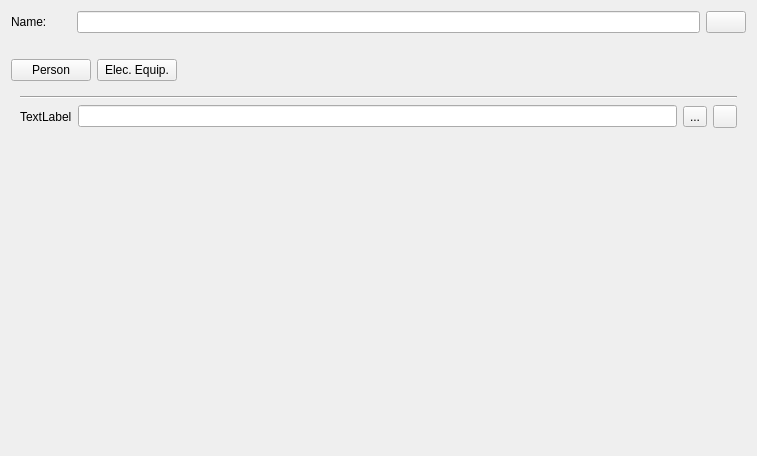
The window that SIM-VICUS/src/SVDBZoneTemplateEditWidget.ui (ghorwin/SIM-VICUS) describes before a commit, drawn with Qt 5.
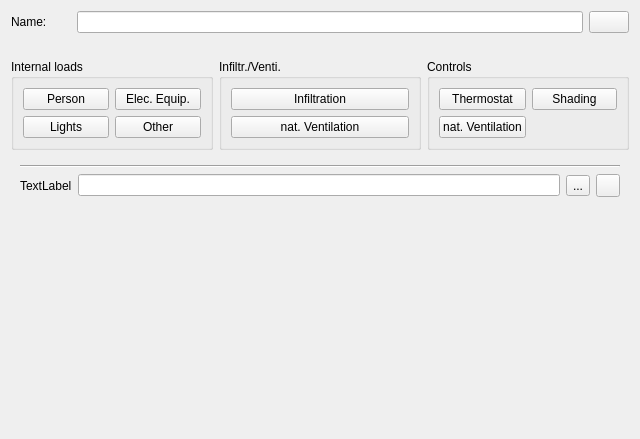
The same window after the commit. Icons and pictures are not drawn. Custom widgets are drawn as their Qt base class.

Commit message: edit zone template

Patch:
```diff
--- a/SIM-VICUS/src/SVDBZoneTemplateEditWidget.ui
+++ b/SIM-VICUS/src/SVDBZoneTemplateEditWidget.ui
@@ -6,13 +6,13 @@
    <rect>
     <x>0</x>
     <y>0</y>
-    <width>757</width>
-    <height>456</height>
+    <width>640</width>
+    <height>439</height>
    </rect>
   </property>
   <property name="minimumSize">
    <size>
-    <width>500</width>
+    <width>0</width>
     <height>0</height>
    </size>
   </property>
@@ -68,26 +68,6 @@
    </item>
    <item>
     <layout class="QHBoxLayout" name="horizontalLayout_3">
-     <item>
-      <widget class="QPushButton" name="pushButtonAddPersonLoad">
-       <property name="text">
-        <string>Person</string>
-       </property>
-       <property name="checkable">
-        <bool>true</bool>
-       </property>
-      </widget>
-     </item>
-     <item>
-      <widget class="QPushButton" name="pushButtonAddElectricLoad">
-       <property name="text">
-        <string>Elec. Equip.</string>
-       </property>
-       <property name="checkable">
-        <bool>true</bool>
-       </property>
-      </widget>
-     </item>
      <item>
       <spacer name="horizontalSpacer">
        <property name="orientation">
@@ -103,6 +83,127 @@
      </item>
     </layout>
    </item>
+   <item>
+    <layout class="QHBoxLayout" name="horizontalLayout_4">
+     <item>
+      <widget class="QGroupBox" name="internalLoads">
+       <property name="title">
+        <string>Internal loads</string>
+       </property>
+       <layout class="QGridLayout" name="gridLayout">
+        <item row="0" column="0">
+         <widget class="QPushButton" name="pushButtonAddPersonLoad">
+          <property name="text">
+           <string>Person</string>
+          </property>
+          <property name="checkable">
+           <bool>true</bool>
+          </property>
+         </widget>
+        </item>
+        <item row="0" column="1">
+         <widget class="QPushButton" name="pushButtonAddElectricLoad">
+          <property name="text">
+           <string>Elec. Equip.</string>
+          </property>
+          <property name="checkable">
+           <bool>true</bool>
+          </property>
+         </widget>
+        </item>
+        <item row="1" column="0">
+         <widget class="QPushButton" name="pushButtonAddLightLoad">
+          <property name="text">
+           <string>Lights</string>
+          </property>
+          <property name="checkable">
+           <bool>true</bool>
+          </property>
+         </widget>
+        </item>
+        <item row="1" column="1">
+         <widget class="QPushButton" name="pushButtonAddOtherLoad">
+          <property name="text">
+           <string>Other</string>
+          </property>
+          <property name="checkable">
+           <bool>true</bool>
+          </property>
+         </widget>
+        </item>
+       </layout>
+      </widget>
+     </item>
+     <item>
+      <widget class="QGroupBox" name="infiltrationVentilation">
+       <property name="title">
+        <string>Infiltr./Venti.</string>
+       </property>
+       <layout class="QGridLayout" name="gridLayout_2">
+        <item row="0" column="0">
+         <widget class="QPushButton" name="pushButtonAddInfiltration">
+          <property name="text">
+           <string>Infiltration</string>
+          </property>
+          <property name="checkable">
+           <bool>true</bool>
+          </property>
+         </widget>
+        </item>
+        <item row="1" column="0">
+         <widget class="QPushButton" name="pushButtonAddVentilationNatrual">
+          <property name="text">
+           <string>nat. Ventilation</string>
+          </property>
+          <property name="checkable">
+           <bool>true</bool>
+          </property>
+         </widget>
+        </item>
+       </layout>
+      </widget>
+     </item>
+     <item>
+      <widget class="QGroupBox" name="Controls">
+       <property name="title">
+        <string>Controls</string>
+       </property>
+       <layout class="QGridLayout" name="gridLayout_3">
+        <item row="0" column="0">
+         <widget class="QPushButton" name="pushButtonAddThernmostat">
+          <property name="text">
+           <string>Thermostat</string>
+          </property>
+          <property name="checkable">
+           <bool>true</bool>
+          </property>
+         </widget>
+        </item>
+        <item row="0" column="1">
+         <widget class="QPushButton" name="pushButtonAddShading">
+          <property name="text">
+           <string>Shading</string>
+          </property>
+          <property name="checkable">
+           <bool>true</bool>
+          </property>
+         </widget>
+        </item>
+        <item row="1" column="0">
+         <widget class="QPushButton" name="pushButtonAddVentilationNatural">
+          <property name="text">
+           <string>nat. Ventilation</string>
+          </property>
+          <property name="checkable">
+           <bool>true</bool>
+          </property>
+         </widget>
+        </item>
+       </layout>
+      </widget>
+     </item>
+    </layout>
+   </item>
    <item>
     <widget class="QWidget" name="widget" native="true">
      <layout class="QVBoxLayout" name="verticalLayoutWidget">
```
The commit also changes 2 other files.
